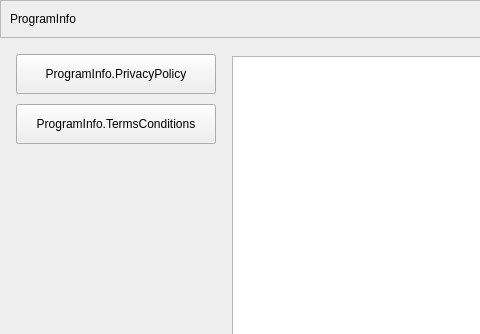
Old version of the form src/ui-forms/program-info-dialog.ui in the repository SOOPLIVE/soop-studio; both pictures show x 0 to 480 and y 0 to 334 of the 720 by 620 pixel window.
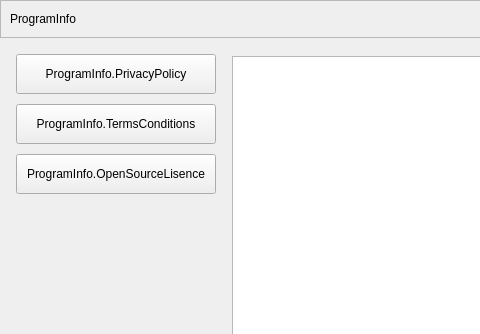
New version of the form.

Patch:
```diff
--- a/src/ui-forms/program-info-dialog.ui
+++ b/src/ui-forms/program-info-dialog.ui
@@ -180,6 +180,28 @@
           </property>
          </widget>
         </item>
+        <item>
+         <widget class="QPushButton" name="pushButton_OpenSourceLicense">
+          <property name="minimumSize">
+           <size>
+            <width>200</width>
+            <height>40</height>
+           </size>
+          </property>
+          <property name="maximumSize">
+           <size>
+            <width>200</width>
+            <height>40</height>
+           </size>
+          </property>
+          <property name="text">
+           <string>ProgramInfo.OpenSourceLisence</string>
+          </property>
+          <property name="checkable">
+           <bool>true</bool>
+          </property>
+         </widget>
+        </item>
         <item>
          <spacer name="verticalSpacer">
           <property name="orientation">
```
Left out of the diff: 38 changed lines with no effect on the pictures.
